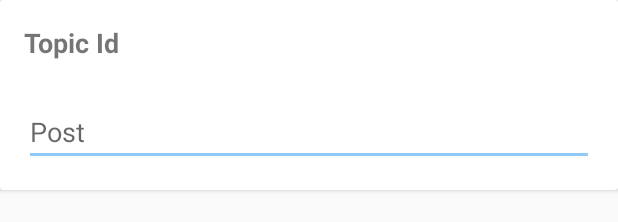
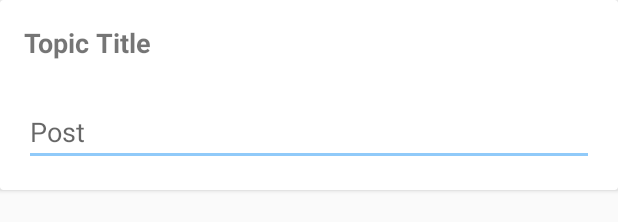
Before and after one commit to miandelatorre/PracticaAndroidBasico, an Android app: the layout fragment_create_post.xml on its own in the app's theme, with its tools: preview values and no code run, on a phone screen of 412 x 824 dp. Shown: the top 222 px of the screen. Run offline under Robolectric (Android 15) with nearby library versions, the phone set to English and light mode, and no system bars; network calls fail.

Commit message:
Se muestra el topic title al crear un nuevo post

```diff
--- a/app/src/main/java/io/keepcoding/eh_ho/topics/TopicsActivity.kt
+++ b/app/src/main/java/io/keepcoding/eh_ho/topics/TopicsActivity.kt
@@ -41,7 +41,7 @@ class TopicsActivity: AppCompatActivity(), TopicsFragment.TopicsInteractionListe
     private fun goToPosts(topic: Topic) {
         val intent = Intent(this, PostsActivity::class.java)
         intent.putExtra(EXTRA_TOPIC_ID, topic.id)
-        val topicTitle = TopicsRepo.getTopic(topic.id)?.title
+        val topicTitle = topicsFragment.topicsAdapter.getTopic(topic.id)?.title
         topicTitle?.let {
             intent.putExtra(EXTRA_TOPIC_TITLE,it)
         }
--- a/app/src/main/java/io/keepcoding/eh_ho/topics/TopicsAdapter.kt
+++ b/app/src/main/java/io/keepcoding/eh_ho/topics/TopicsAdapter.kt
@@ -5,6 +5,7 @@ import android.view.ViewGroup
 import androidx.recyclerview.widget.RecyclerView
 import io.keepcoding.eh_ho.R
 import io.keepcoding.eh_ho.data.Topic
+import io.keepcoding.eh_ho.data.TopicsRepo
 import io.keepcoding.eh_ho.inflate
 import kotlinx.android.synthetic.main.item_topic.view.*
 import java.lang.IllegalArgumentException
@@ -62,6 +63,8 @@ class TopicsAdapter(val topicClickListener: ((Topic) -> Unit)? = null) :
         notifyDataSetChanged()
     }
 
+    fun getTopic(id: String): Topic? = this.topics.find { it.id == id }
+
     inner class TopicHolder(itemView: View) : RecyclerView.ViewHolder(itemView) {
         var topic: Topic? = null
             set(value) {
--- a/app/src/main/res/layout/fragment_create_post.xml
+++ b/app/src/main/res/layout/fragment_create_post.xml
@@ -20,7 +20,7 @@
                 android:layout_height="wrap_content"
                 android:textSize="18sp"
                 android:textStyle="bold"
-                android:text="@string/topic_id"/>
+                android:text="@string/topic_title"/>
 
             <TextView
                 android:id="@+id/fragmentTopicId"
--- a/app/src/main/res/values/strings.xml
+++ b/app/src/main/res/values/strings.xml
@@ -58,5 +58,6 @@
     <string name="hint_post">Post</string>
     <string name="label_creating_post">Creating Post</string>
     <string name="topic_id">Topic Id</string>
+    <string name="topic_title">Topic Title</string>
 
 </resources>
```
Also changed, not shown: 1 other file.
